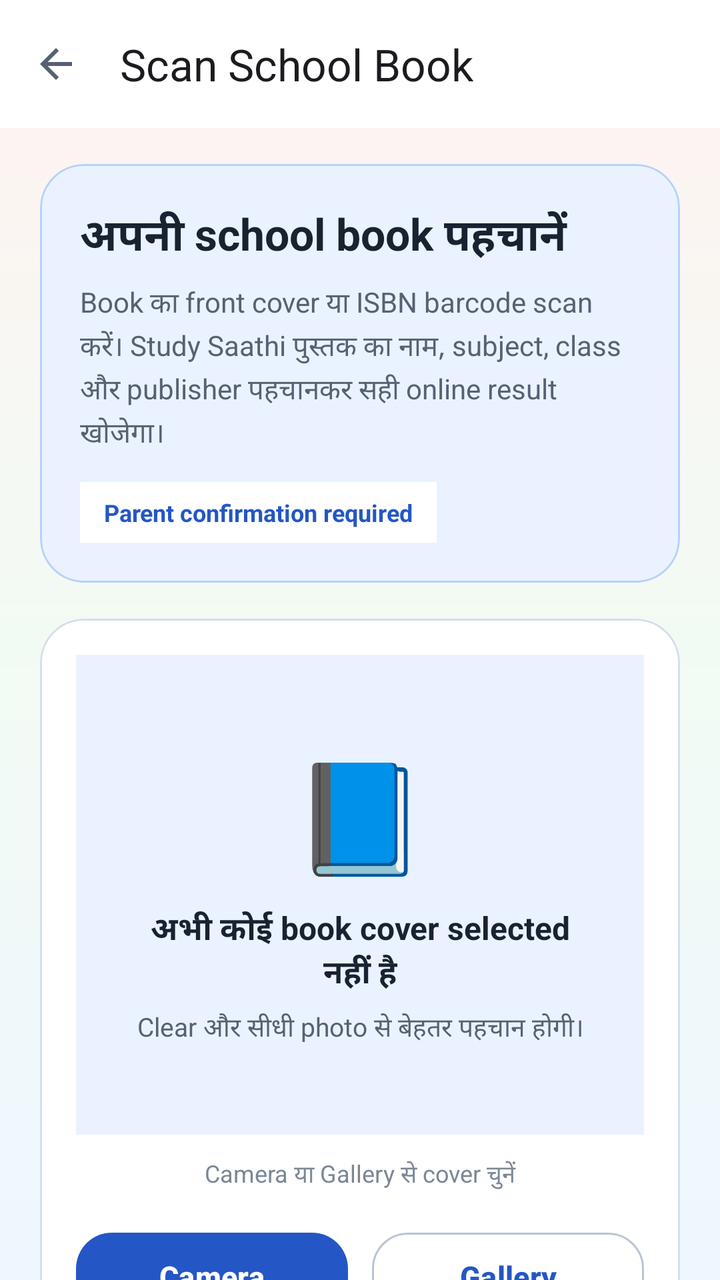
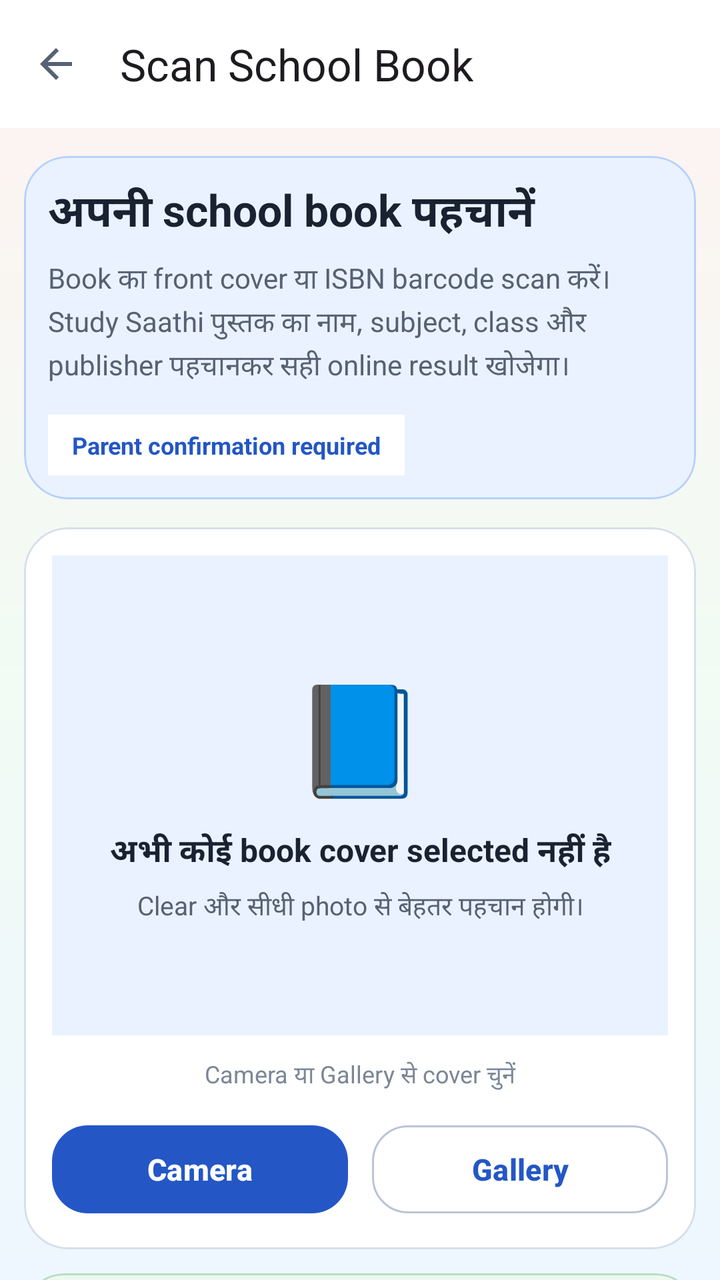

An Android layout rendered at two revisions. The XML below is the earlier revision; the diff shows what the commit changed to produce the second picture.
<!-- AndroidManifest.xml: application theme Theme.StudySaathi -->
<!-- res/layout/activity_book_cover_scan.xml -->
<?xml version="1.0" encoding="utf-8"?>
<androidx.coordinatorlayout.widget.CoordinatorLayout
    xmlns:android="http://schemas.android.com/apk/res/android"
    xmlns:app="http://schemas.android.com/apk/res-auto"
    android:id="@+id/bookCoverScanRoot"
    android:layout_width="match_parent"
    android:layout_height="match_parent"
    android:background="@drawable/bg_app_soft_mix">

    <androidx.core.widget.NestedScrollView
        android:id="@+id/scrollBookCoverScan"
        android:layout_width="match_parent"
        android:layout_height="match_parent"
        android:clipToPadding="false"
        android:fillViewport="true"
        android:overScrollMode="never">

        <LinearLayout
            android:id="@+id/contentBookCoverScan"
            android:layout_width="match_parent"
            android:layout_height="wrap_content"
            android:orientation="vertical"
            android:paddingBottom="36dp">

            <com.google.android.material.appbar.MaterialToolbar
                android:id="@+id/toolbarBookCoverScan"
                android:layout_width="match_parent"
                android:layout_height="?attr/actionBarSize"
                android:background="@color/ss_surface"
                app:navigationIcon="@drawable/ic_arrow_back"
                app:title="Scan School Book"
                app:titleCentered="false" />

            <LinearLayout
                android:layout_width="match_parent"
                android:layout_height="wrap_content"
                android:orientation="vertical"
                android:paddingStart="20dp"
                android:paddingTop="18dp"
                android:paddingEnd="20dp">

                <com.google.android.material.card.MaterialCardView
                    android:layout_width="match_parent"
                    android:layout_height="wrap_content"
                    app:cardBackgroundColor="@color/ss_blue_soft"
                    app:cardCornerRadius="22dp"
                    app:cardElevation="0dp"
                    app:strokeColor="@color/ss_blue_border"
                    app:strokeWidth="1dp">

                    <LinearLayout
                        android:layout_width="match_parent"
                        android:layout_height="wrap_content"
                        android:orientation="vertical"
                        android:padding="20dp">

                        <TextView
                            android:layout_width="match_parent"
                            android:layout_height="wrap_content"
                            android:fontFamily="sans-serif-rounded"
                            android:text="अपनी school book पहचानें"
                            android:textColor="@color/ss_text_primary"
                            android:textSize="22sp"
                            android:textStyle="bold" />

                        <TextView
                            android:layout_width="match_parent"
                            android:layout_height="wrap_content"
                            android:layout_marginTop="7dp"
                            android:lineSpacingExtra="3dp"
                            android:text="Book का front cover या ISBN barcode scan करें। Study Saathi पुस्तक का नाम, subject, class और publisher पहचानकर सही online result खोजेगा।"
                            android:textColor="@color/ss_text_secondary"
                            android:textSize="14sp" />

                        <TextView
                            android:layout_width="wrap_content"
                            android:layout_height="wrap_content"
                            android:layout_marginTop="14dp"
                            android:background="@color/ss_surface"
                            android:paddingStart="12dp"
                            android:paddingTop="7dp"
                            android:paddingEnd="12dp"
                            android:paddingBottom="7dp"
                            android:text="Parent confirmation required"
                            android:textColor="@color/ss_primary"
                            android:textSize="12sp"
                            android:textStyle="bold" />

                    </LinearLayout>

                </com.google.android.material.card.MaterialCardView>

                <com.google.android.material.card.MaterialCardView
                    android:id="@+id/cardBookCoverPreview"
                    android:layout_width="match_parent"
                    android:layout_height="wrap_content"
                    android:layout_marginTop="18dp"
                    app:cardBackgroundColor="@color/ss_surface"
                    app:cardCornerRadius="22dp"
                    app:cardElevation="0dp"
                    app:strokeColor="@color/ss_outline"
                    app:strokeWidth="1dp">

                    <LinearLayout
                        android:layout_width="match_parent"
                        android:layout_height="wrap_content"
                        android:gravity="center"
                        android:orientation="vertical"
                        android:padding="18dp">

                        <FrameLayout
                            android:id="@+id/containerBookCoverPreview"
                            android:layout_width="match_parent"
                            android:layout_height="240dp"
                            android:background="@color/ss_blue_soft">

                            <LinearLayout
                                android:id="@+id/containerBookCoverPlaceholder"
                                android:layout_width="match_parent"
                                android:layout_height="match_parent"
                                android:gravity="center"
                                android:orientation="vertical"
                                android:padding="24dp">

                                <TextView
                                    android:layout_width="wrap_content"
                                    android:layout_height="wrap_content"
                                    android:importantForAccessibility="no"
                                    android:text="📘"
                                    android:textSize="54sp" />

                                <TextView
                                    android:layout_width="match_parent"
                                    android:layout_height="wrap_content"
                                    android:layout_marginTop="10dp"
                                    android:gravity="center"
                                    android:text="अभी कोई book cover selected नहीं है"
                                    android:textColor="@color/ss_text_primary"
                                    android:textSize="16sp"
                                    android:textStyle="bold" />

                                <TextView
                                    android:layout_width="match_parent"
                                    android:layout_height="wrap_content"
                                    android:layout_marginTop="6dp"
                                    android:gravity="center"
                                    android:lineSpacingExtra="2dp"
                                    android:text="Clear और सीधी photo से बेहतर पहचान होगी।"
                                    android:textColor="@color/ss_text_secondary"
                                    android:textSize="13sp" />

                            </LinearLayout>

                            <ImageView
                                android:id="@+id/imageSelectedBookCover"
                                android:layout_width="match_parent"
                                android:layout_height="match_parent"
                                android:adjustViewBounds="true"
                                android:contentDescription="Selected school book cover"
                                android:scaleType="centerCrop"
                                android:visibility="gone" />

                            <com.google.android.material.progressindicator.CircularProgressIndicator
                                android:id="@+id/progressBookCoverImage"
                                android:layout_width="48dp"
                                android:layout_height="48dp"
                                android:layout_gravity="center"
                                android:indeterminate="true"
                                android:visibility="gone"
                                app:indicatorColor="@color/ss_primary" />

                        </FrameLayout>

                        <TextView
                            android:id="@+id/textSelectedImageSource"
                            android:layout_width="match_parent"
                            android:layout_height="wrap_content"
                            android:layout_marginTop="11dp"
                            android:gravity="center"
                            android:text="Camera या Gallery से cover चुनें"
                            android:textColor="@color/ss_text_muted"
                            android:textSize="12sp" />

                        <LinearLayout
                            android:layout_width="match_parent"
                            android:layout_height="wrap_content"
                            android:layout_marginTop="16dp"
                            android:orientation="horizontal">

                            <com.google.android.material.button.MaterialButton
                                android:id="@+id/buttonCaptureBookCover"
                                style="@style/Widget.StudySaathi.Button.Primary"
                                android:layout_width="0dp"
                                android:layout_height="wrap_content"
                                android:layout_marginEnd="6dp"
                                android:layout_weight="1"
                                android:minHeight="52dp"
                                android:text="Camera"
                                android:textAllCaps="false"
                                android:textSize="15sp" />

                            <com.google.android.material.button.MaterialButton
                                android:id="@+id/buttonChooseBookCover"
                                style="@style/Widget.StudySaathi.Button.Outlined"
                                android:layout_width="0dp"
                                android:layout_height="wrap_content"
                                android:layout_marginStart="6dp"
                                android:layout_weight="1"
                                android:minHeight="52dp"
                                android:text="Gallery"
                                android:textAllCaps="false"
                                android:textSize="15sp" />

                        </LinearLayout>

                        <com.google.android.material.button.MaterialButton
                            android:id="@+id/buttonRemoveSelectedBookCover"
                            style="@style/Widget.Material3.Button.TextButton"
                            android:layout_width="match_parent"
                            android:layout_height="wrap_content"
                            android:layout_marginTop="5dp"
                            android:text="Selected image हटाएँ"
                            android:textAllCaps="false"
                            android:textColor="@color/ss_text_secondary"
                            android:visibility="gone" />

                    </LinearLayout>

                </com.google.android.material.card.MaterialCardView>

                <com.google.android.material.card.MaterialCardView
                    android:id="@+id/cardBookScanProgress"
                    android:layout_width="match_parent"
                    android:layout_height="wrap_content"
                    android:layout_marginTop="16dp"
                    android:visibility="gone"
                    app:cardBackgroundColor="@color/ss_teal_soft"
                    app:cardCornerRadius="20dp"
                    app:cardElevation="0dp"
                    app:strokeColor="@color/ss_teal_border"
                    app:strokeWidth="1dp">

                    <LinearLayout
                        android:layout_width="match_parent"
                        android:layout_height="wrap_content"
                        android:orientation="vertical"
                        android:padding="18dp">

                        <TextView
                            android:id="@+id/textBookScanProgressTitle"
                            android:layout_width="match_parent"
                            android:layout_height="wrap_content"
                            android:text="Book cover scan हो रहा है"
                            android:textColor="@color/ss_text_primary"
                            android:textSize="17sp"
                            android:textStyle="bold" />

                        <TextView
                            android:id="@+id/textBookScanProgressDescription"
                            android:layout_width="match_parent"
                            android:layout_height="wrap_content"
                            android:layout_marginTop="6dp"
                            android:lineSpacingExtra="2dp"
                            android:text="कृपया process पूरा होने तक इसी screen पर रहें।"
                            android:textColor="@color/ss_text_secondary"
                            android:textSize="13sp" />

                        <com.google.android.material.progressindicator.LinearProgressIndicator
                            android:id="@+id/progressBookScanDiscovery"
                            android:layout_width="match_parent"
                            android:layout_height="wrap_content"
                            android:layout_marginTop="15dp"
                            android:indeterminate="true"
                            app:indicatorColor="@color/ss_primary"
                            app:trackColor="@color/ss_surface" />

                    </LinearLayout>

                </com.google.android.material.card.MaterialCardView>

                <com.google.android.material.card.MaterialCardView
                    android:id="@+id/cardBookScanTips"
                    android:layout_width="match_parent"
                    android:layout_height="wrap_content"
                    android:layout_marginTop="16dp"
                    app:cardBackgroundColor="@color/ss_green_soft"
                    app:cardCornerRadius="20dp"
                    app:cardElevation="0dp"
                    app:strokeColor="@color/ss_green_border"
                    app:strokeWidth="1dp">

                    <LinearLayout
                        android:layout_width="match_parent"
                        android:layout_height="wrap_content"
                        android:orientation="vertical"
                        android:padding="18dp">

                        <TextView
                            android:layout_width="match_parent"
                            android:layout_height="wrap_content"
                            android:text="बेहतर scan के लिए"
                            android:textColor="@color/ss_text_primary"
                            android:textSize="17sp"
                            android:textStyle="bold" />

                        <TextView
                            android:layout_width="match_parent"
                            android:layout_height="wrap_content"
                            android:layout_marginTop="9dp"
                            android:lineSpacingExtra="3dp"
                            android:text="• पूरा cover photo में रखें&#10;• रोशनी साफ रखें और glare से बचें&#10;• Book title, class और publisher दिखाई देना चाहिए&#10;• ISBN के लिए back cover भी scan किया जा सकेगा"
                            android:textColor="@color/ss_text_secondary"
                            android:textSize="13sp" />

                    </LinearLayout>

                </com.google.android.material.card.MaterialCardView>

                <com.google.android.material.button.MaterialButton
                    android:id="@+id/buttonScanAndFindBook"
                    style="@style/Widget.StudySaathi.Button.Primary"
                    android:layout_width="match_parent"
                    android:layout_height="wrap_content"
                    android:layout_marginTop="20dp"
                    android:enabled="false"
                    android:minHeight="54dp"
                    android:text="Scan करके Book खोजें"
                    android:textAllCaps="false"
                    android:textSize="16sp" />

                <com.google.android.material.button.MaterialButton
                    android:id="@+id/buttonEnterBookManually"
                    style="@style/Widget.StudySaathi.Button.Outlined"
                    android:layout_width="match_parent"
                    android:layout_height="wrap_content"
                    android:layout_marginTop="11dp"
                    android:minHeight="52dp"
                    android:text="Book की जानकारी manually डालें"
                    android:textAllCaps="false"
                    android:textSize="15sp" />

                <TextView
                    android:layout_width="match_parent"
                    android:layout_height="wrap_content"
                    android:layout_marginTop="15dp"
                    android:gravity="center"
                    android:lineSpacingExtra="2dp"
                    android:text="कोई भी online result parent confirmation के बिना subject में add या download नहीं किया जाएगा।"
                    android:textColor="@color/ss_text_muted"
                    android:textSize="11sp" />

            </LinearLayout>

        </LinearLayout>

    </androidx.core.widget.NestedScrollView>

</androidx.coordinatorlayout.widget.CoordinatorLayout>
<!-- resources referenced by this layout -->
<resources>
  <color name="ss_blue_border">#B8D1FA</color>
  <color name="ss_blue_soft">#EAF2FF</color>
  <color name="ss_green_border">#B7DEC2</color>
  <color name="ss_green_soft">#ECF8F0</color>
  <color name="ss_outline">#D6DEE9</color>
  <color name="ss_primary">#2457C5</color>
  <color name="ss_surface">#FFFFFF</color>
  <color name="ss_teal_border">#B4DCDC</color>
  <color name="ss_teal_soft">#EAF8F8</color>
  <color name="ss_text_muted">#7B8797</color>
  <color name="ss_text_primary">#182230</color>
  <color name="ss_text_secondary">#566273</color>
  <!-- drawable bg_app_soft_mix (drawable) -->
  <?xml version="1.0" encoding="utf-8"?>
  <shape xmlns:android="http://schemas.android.com/apk/res/android"
      android:shape="rectangle">
  
      <gradient
          android:angle="270"
          android:centerColor="#F2FBF3"
          android:endColor="#EEF7FF"
          android:startColor="#FFF2F2"
          android:type="linear" />
  
  </shape>
  <!-- drawable ic_arrow_back (drawable) -->
  <?xml version="1.0" encoding="utf-8"?>
  <vector xmlns:android="http://schemas.android.com/apk/res/android"
      android:width="24dp"
      android:height="24dp"
      android:viewportWidth="24"
      android:viewportHeight="24">
  
      <path
          android:fillColor="?attr/colorControlNormal"
          android:pathData="M20,11H7.83l5.59,-5.59L12,4l-8,8 8,8 1.42,-1.41L7.83,13H20v-2z" />
  
  </vector>
  <style name="Widget.StudySaathi.Button.Outlined" parent="Widget.Material3.Button.OutlinedButton">
          <item name="cornerRadius">18dp</item>
          <item name="android:minHeight">56dp</item>
          <item name="android:textStyle">bold</item>
          <item name="strokeColor">@color/ss_outline_strong</item>
          <item name="android:textColor">@color/ss_primary</item>
      </style>
  <style name="Widget.StudySaathi.Button.Primary" parent="Widget.Material3.Button">
          <item name="cornerRadius">18dp</item>
          <item name="android:minHeight">56dp</item>
          <item name="android:textStyle">bold</item>
          <item name="backgroundTint">@color/ss_primary</item>
          <item name="android:textColor">@color/ss_on_primary</item>
      </style>
  <color name="ss_outline_strong">#B9C5D5</color>
  <color name="ss_on_primary">#FFFFFF</color>
  <color name="ss_primary_dark">#173F99</color>
  <color name="ss_secondary">#087F8C</color>
  <color name="ss_on_secondary">#FFFFFF</color>
  <color name="ss_tertiary">#8A5A00</color>
  <color name="ss_on_tertiary">#FFFFFF</color>
  <color name="ss_yellow_soft">#FFF8E8</color>
  <color name="ss_background">#F7F9FC</color>
  <color name="ss_surface_soft">#F0F4FA</color>
  <color name="ss_error">#BA1A1A</color>
  <color name="white">#FFFFFFFF</color>
  <color name="ss_red_soft">#FFF0F0</color>
  <!-- unchanged entries left out for length: 1 -->
</resources>

<!-- the commit's change to res/layout/activity_book_cover_scan.xml (unified diff, before → after) -->
@@ -20,7 +20,7 @@
             android:layout_width="match_parent"
             android:layout_height="wrap_content"
             android:orientation="vertical"
-            android:paddingBottom="36dp">
+            android:paddingBottom="12dp">
 
             <com.google.android.material.appbar.MaterialToolbar
                 android:id="@+id/toolbarBookCoverScan"
@@ -35,9 +35,9 @@
                 android:layout_width="match_parent"
                 android:layout_height="wrap_content"
                 android:orientation="vertical"
-                android:paddingStart="20dp"
-                android:paddingTop="18dp"
-                android:paddingEnd="20dp">
+                android:paddingStart="12dp"
+                android:paddingTop="14dp"
+                android:paddingEnd="12dp">
 
                 <com.google.android.material.card.MaterialCardView
                     android:layout_width="match_parent"
@@ -52,7 +52,7 @@
                         android:layout_width="match_parent"
                         android:layout_height="wrap_content"
                         android:orientation="vertical"
-                        android:padding="20dp">
+                        android:padding="12dp">
 
                         <TextView
                             android:layout_width="match_parent"
@@ -94,7 +94,7 @@
                     android:id="@+id/cardBookCoverPreview"
                     android:layout_width="match_parent"
                     android:layout_height="wrap_content"
-                    android:layout_marginTop="18dp"
+                    android:layout_marginTop="14dp"
                     app:cardBackgroundColor="@color/ss_surface"
                     app:cardCornerRadius="22dp"
                     app:cardElevation="0dp"
@@ -106,7 +106,7 @@
                         android:layout_height="wrap_content"
                         android:gravity="center"
                         android:orientation="vertical"
-                        android:padding="18dp">
+                        android:padding="14dp">
 
                         <FrameLayout
                             android:id="@+id/containerBookCoverPreview"
@@ -120,7 +120,7 @@
                                 android:layout_height="match_parent"
                                 android:gravity="center"
                                 android:orientation="vertical"
-                                android:padding="24dp">
+                                android:padding="12dp">
 
                                 <TextView
                                     android:layout_width="wrap_content"
@@ -184,7 +184,7 @@
                         <LinearLayout
                             android:layout_width="match_parent"
                             android:layout_height="wrap_content"
-                            android:layout_marginTop="16dp"
+                            android:layout_marginTop="12dp"
                             android:orientation="horizontal">
 
                             <com.google.android.material.button.MaterialButton
@@ -232,7 +232,7 @@
                     android:id="@+id/cardBookScanProgress"
                     android:layout_width="match_parent"
                     android:layout_height="wrap_content"
-                    android:layout_marginTop="16dp"
+                    android:layout_marginTop="12dp"
                     android:visibility="gone"
                     app:cardBackgroundColor="@color/ss_teal_soft"
                     app:cardCornerRadius="20dp"
@@ -244,7 +244,7 @@
                         android:layout_width="match_parent"
                         android:layout_height="wrap_content"
                         android:orientation="vertical"
-                        android:padding="18dp">
+                        android:padding="14dp">
 
                         <TextView
                             android:id="@+id/textBookScanProgressTitle"
@@ -282,7 +282,7 @@
                     android:id="@+id/cardBookScanTips"
                     android:layout_width="match_parent"
                     android:layout_height="wrap_content"
-                    android:layout_marginTop="16dp"
+                    android:layout_marginTop="12dp"
                     app:cardBackgroundColor="@color/ss_green_soft"
                     app:cardCornerRadius="20dp"
                     app:cardElevation="0dp"
@@ -293,7 +293,7 @@
                         android:layout_width="match_parent"
                         android:layout_height="wrap_content"
                         android:orientation="vertical"
-                        android:padding="18dp">
+                        android:padding="14dp">
 
                         <TextView
                             android:layout_width="match_parent"
@@ -321,7 +321,7 @@
                     style="@style/Widget.StudySaathi.Button.Primary"
                     android:layout_width="match_parent"
                     android:layout_height="wrap_content"
-                    android:layout_marginTop="20dp"
+                    android:layout_marginTop="12dp"
                     android:enabled="false"
                     android:minHeight="54dp"
                     android:text="Scan करके Book खोजें"
